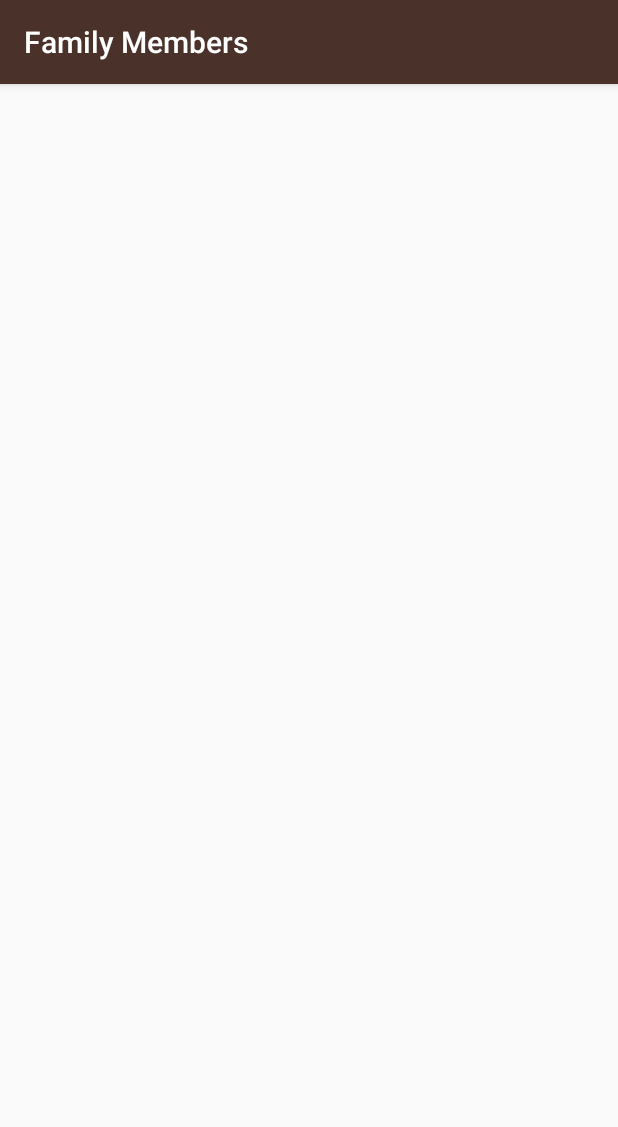
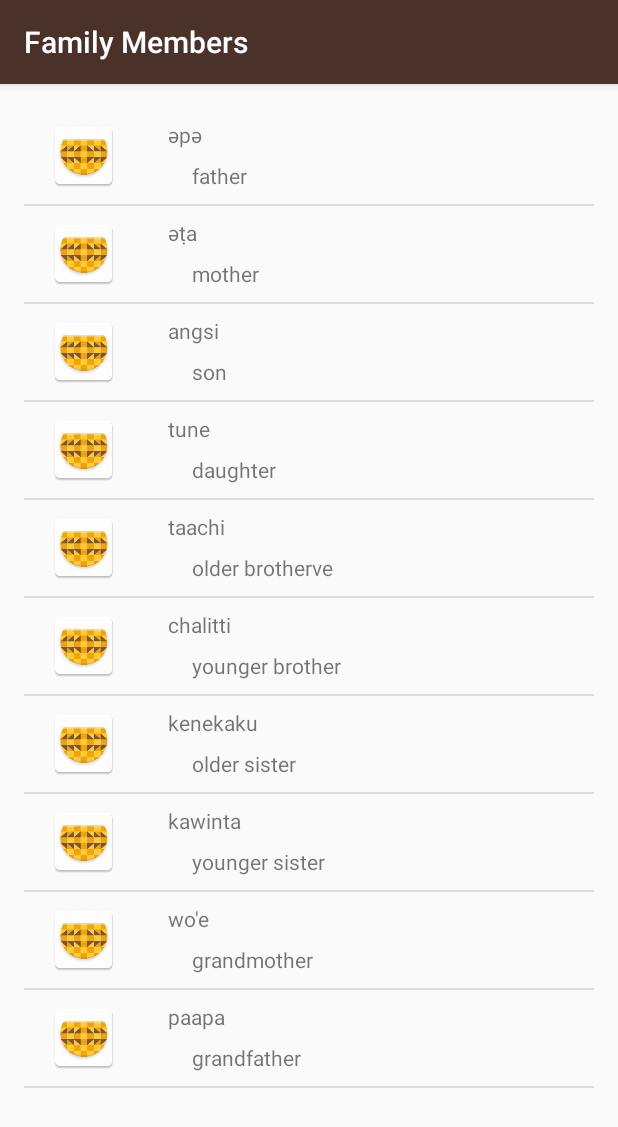
Before and after one commit to joshdickey/MyMiwok, an Android app: the FamilyActivity screen opened directly, with no data from a screen before it, on a phone screen of 412 x 824 dp. Shown: the top 1127 px of the screen. Run offline under Robolectric (Android 15) with nearby library versions, the phone set to English and light mode, and no system bars.

Commit message:
Add image in List_item.xml

```diff
--- a/app/src/main/java/com/example/android/mymiwok/FamilyActivity.java
+++ b/app/src/main/java/com/example/android/mymiwok/FamilyActivity.java
@@ -2,12 +2,35 @@ package com.example.android.mymiwok;
 
 import android.support.v7.app.AppCompatActivity;
 import android.os.Bundle;
+import android.widget.ListView;
+
+import java.util.ArrayList;
 
 public class FamilyActivity extends AppCompatActivity {
 
     @Override
     protected void onCreate(Bundle savedInstanceState) {
         super.onCreate(savedInstanceState);
-        setContentView(R.layout.activity_family);
+        setContentView(R.layout.word_list);
+
+        ArrayList<Word> words = new ArrayList<>();
+
+        //words.add("One");
+
+        words.add(new Word("father", "әpә"));
+
+        words.add(new Word("mother", "әṭa"));
+        words.add(new Word("son", "angsi"));
+        words.add(new Word("daughter", "tune"));
+        words.add(new Word("older brotherve", "taachi"));
+        words.add(new Word("younger brother", "chalitti"));
+        words.add(new Word("older sister", "kenekaku"));
+        words.add(new Word("younger sister", "kawinta"));
+        words.add(new Word("grandmother", "wo'e"));
+        words.add(new Word("grandfather", "paapa"));
+
+        WordAdapter itemsAdapter = new WordAdapter(this, words);
+        ListView listView = (ListView) findViewById(R.id.list);
+        listView.setAdapter(itemsAdapter);
     }
 }
--- a/app/src/main/java/com/example/android/mymiwok/MainActivity.java
+++ b/app/src/main/java/com/example/android/mymiwok/MainActivity.java
@@ -15,7 +15,7 @@ public class MainActivity extends AppCompatActivity {
         setContentView(R.layout.activity_main);
 
 
-// Find the View that shows the numbers category
+// Find the View that shows the correct category
         TextView numbers = (TextView) findViewById(R.id.numbers);
         TextView family = (TextView) findViewById(R.id.family);
         TextView colors = (TextView) findViewById(R.id.colors);
--- a/app/src/main/java/com/example/android/mymiwok/WordAdapter.java
+++ b/app/src/main/java/com/example/android/mymiwok/WordAdapter.java
@@ -31,11 +31,11 @@ public class WordAdapter extends ArrayAdapter<Word>{
 
         Word currentWord = getItem(position);
 
+        TextView miwokTextView = (TextView) listItemView.findViewById(R.id.miwok_text_view);
+        miwokTextView.setText(currentWord.getmMiwokTranslation());
+
         TextView defaultTextView = (TextView) listItemView.findViewById(R.id.defauld_text_view);
         defaultTextView.setText(currentWord.getmDefaultTranslation());
-
-        TextView miwokTextView = (TextView) listItemView.findViewById(R.id.miwok_text_view);
-        miwokTextView.setText(currentWord.getmMiwokTranslation());
 
         return listItemView;
     }
--- a/app/src/main/res/layout/activity_family.xml
+++ /dev/null
@@ -1,12 +0,0 @@
-<?xml version="1.0" encoding="utf-8"?>
-<RelativeLayout xmlns:android="http://schemas.android.com/apk/res/android"
-    xmlns:tools="http://schemas.android.com/tools"
-    android:layout_width="match_parent"
-    android:layout_height="match_parent"
-    android:paddingBottom="@dimen/activity_vertical_margin"
-    android:paddingLeft="@dimen/activity_horizontal_margin"
-    android:paddingRight="@dimen/activity_horizontal_margin"
-    android:paddingTop="@dimen/activity_vertical_margin"
-    tools:context="com.example.android.mymiwok.FamilyActivity">
-
-</RelativeLayout>
--- a/app/src/main/res/layout/list_items.xml
+++ b/app/src/main/res/layout/list_items.xml
@@ -2,15 +2,36 @@
 <LinearLayout xmlns:android="http://schemas.android.com/apk/res/android"
     xmlns:tools="http://schemas.android.com/tools"
     android:layout_width="match_parent"
-    android:orientation="vertical"
+    android:orientation="horizontal"
     android:layout_height="match_parent">
+
+
+    <ImageView
+        android:layout_width="wrap_content"
+        android:layout_height="wrap_content"
+        android:id="@+id/icon"
+        android:src="@mipmap/ic_launcher"
+        android:paddingRight="16dp"
+        android:paddingLeft="16dp"
+        android:paddingTop="8dp"
+        android:paddingBottom="8dp"/>
+
+
+    <LinearLayout
+        android:layout_width="match_parent"
+        android:layout_height="match_parent"
+        android:orientation="vertical"
+        android:paddingRight="16dp"
+        android:paddingLeft="16dp"
+        android:paddingTop="8dp"
+        android:paddingBottom="8dp">
 
     <TextView
         android:layout_width="match_parent"
         android:layout_height="wrap_content"
         android:text="Luti"
         android:id="@+id/miwok_text_view"
-        android:paddingLeft="8dp"/>
+        android:paddingBottom="8dp"/>
 
     <TextView
         android:layout_width="match_parent"
@@ -18,4 +39,7 @@
         android:text="One"
         android:id="@+id/defauld_text_view"
         android:paddingLeft="16dp" />
+
+
+    </LinearLayout>
 </LinearLayout>
```
Also changed, not shown: app/src/main/java/com/example/android/mymiwok/ColorsActivity.java (+22 -1 lines), app/src/main/java/com/example/android/mymiwok/NumbersActivity.java (+5 -13 lines), app/src/main/java/com/example/android/mymiwok/PhraseActivity.java (+24 -1 lines), app/src/main/java/com/example/android/mymiwok/Word.java (+8 -0 lines), app/src/main/res/layout/activity_colors.xml (deleted, +0 -12 lines), app/src/main/res/layout/activity_phrase.xml (deleted, +0 -12 lines), app/src/main/res/layout/word_list.xml (renamed from app/src/main/res/layout/activity_numbers.xml).
